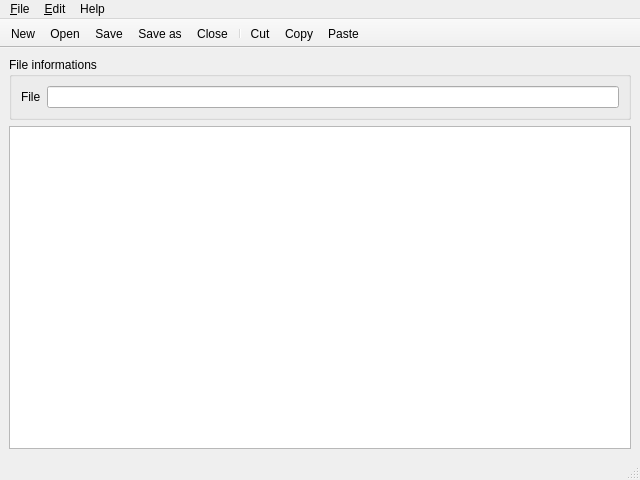
The window that src/windows/mainwindow.ui (sardylan/qfm1000) describes before a commit, drawn with Qt 5.
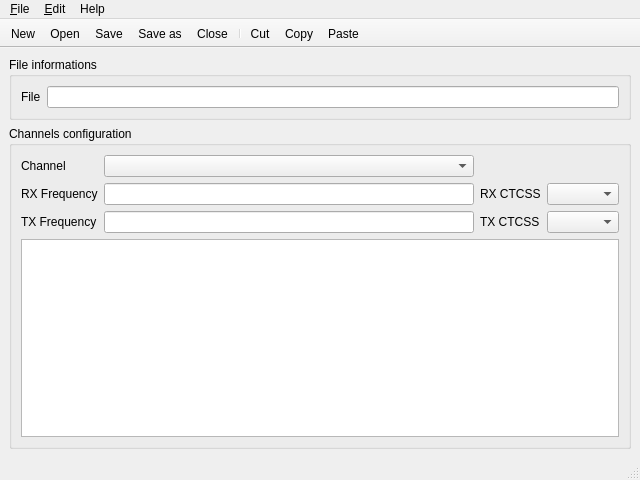
The same window after the commit. Icons and pictures are not drawn.

Diff of the .ui file:
```diff
--- a/src/windows/mainwindow.ui
+++ b/src/windows/mainwindow.ui
@@ -35,7 +35,66 @@
      </widget>
     </item>
     <item>
-     <widget class="QTableView" name="tableView"/>
+     <widget class="QGroupBox" name="channelsGroupBox">
+      <property name="title">
+       <string>Channels configuration</string>
+      </property>
+      <layout class="QGridLayout" name="gridLayout_2" rowstretch="0,0,0,1" columnstretch="0,1,0,0">
+       <item row="2" column="3">
+        <widget class="QComboBox" name="txFreqCombo"/>
+       </item>
+       <item row="1" column="3">
+        <widget class="QComboBox" name="rxCtcssCombo"/>
+       </item>
+       <item row="0" column="0">
+        <widget class="QLabel" name="channelLabel">
+         <property name="text">
+          <string>Channel</string>
+         </property>
+        </widget>
+       </item>
+       <item row="1" column="1">
+        <widget class="QLineEdit" name="rxFreqText"/>
+       </item>
+       <item row="1" column="0">
+        <widget class="QLabel" name="rxFreqLabel">
+         <property name="text">
+          <string>RX Frequency</string>
+         </property>
+        </widget>
+       </item>
+       <item row="1" column="2">
+        <widget class="QLabel" name="rxCtcssLabel">
+         <property name="text">
+          <string>RX CTCSS</string>
+         </property>
+        </widget>
+       </item>
+       <item row="2" column="1">
+        <widget class="QLineEdit" name="txFreqText"/>
+       </item>
+       <item row="2" column="0">
+        <widget class="QLabel" name="txFreqLabel">
+         <property name="text">
+          <string>TX Frequency</string>
+         </property>
+        </widget>
+       </item>
+       <item row="3" column="0" colspan="4">
+        <widget class="QTableView" name="tableView"/>
+       </item>
+       <item row="0" column="1">
+        <widget class="QComboBox" name="channelComboBox"/>
+       </item>
+       <item row="2" column="2">
+        <widget class="QLabel" name="txCtcssLabel">
+         <property name="text">
+          <string>TX CTCSS</string>
+         </property>
+        </widget>
+       </item>
+      </layout>
+     </widget>
     </item>
    </layout>
   </widget>
```
Left out of the diff: 12 changed lines with no effect on the pictures.
